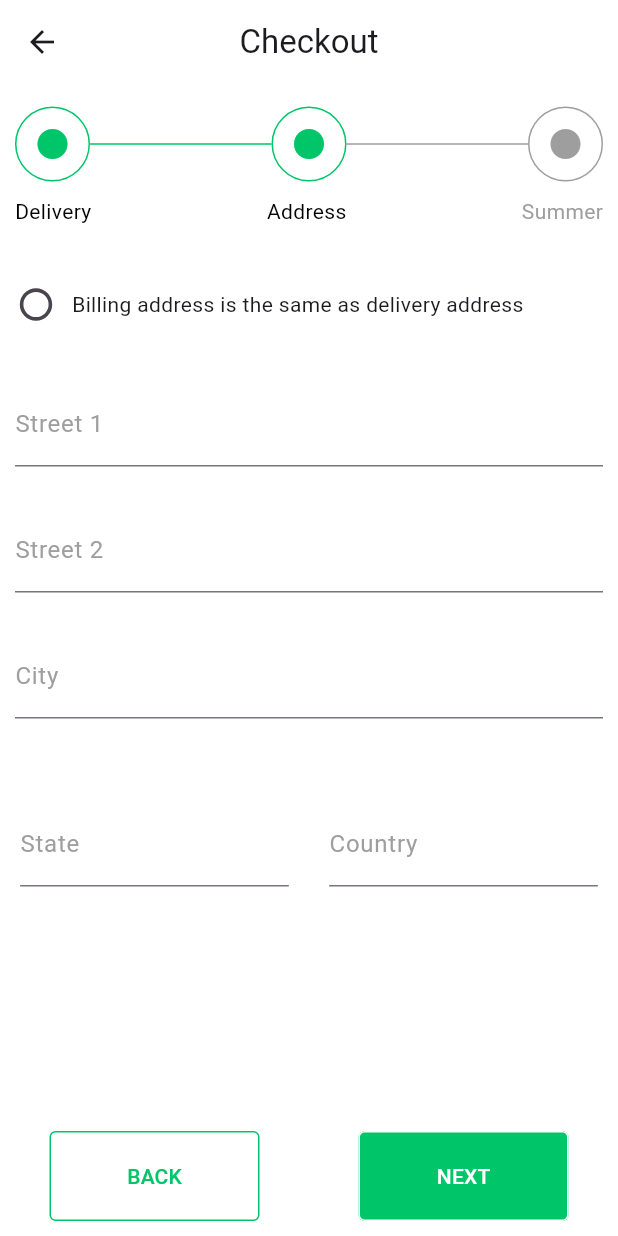
After one commit to LaithHaithamAzzam/Market, a Flutter app: the Checkout screen opened directly, after a tap on "NEXT", on a phone screen of 412 x 824 dp. The commit adds this screen. Run offline on Flutter 3.47's test engine with Material 3 defaults, Android fonts, the light colour scheme and no system bars; our stand-ins replace cloud_firestore, firebase_auth, firebase_core, flutter_svg, get, google_sign_in and 2 more; accounts and stored records are empty; network calls fail.

Commit message:
Checkout commit

```diff
--- a/lib/Package/Binding.dart
+++ b/lib/Package/Binding.dart
@@ -1,5 +1,6 @@
 import 'package:get/get.dart';
 import 'package:market/ViewModel/CardDataBase.dart';
+import 'package:market/ViewModel/Checkout.dart';
 import 'package:market/ViewModel/HomeFromFireStore.dart';
 import 'package:market/ViewModel/HomeScreen_ViewModel.dart';
 import 'package:market/ViewModel/authViewModel.dart';
@@ -11,6 +12,7 @@ class binding extends Bindings{
    Get.lazyPut( () => HomeScreen_ViewModel(),fenix: true);
    Get.lazyPut( () => HomeFromFireStore());
    Get.lazyPut( () => CardDataBase());
+   Get.lazyPut( () => Checkout_Controller(),fenix: true);
   }
 
 }
--- a/lib/Service/FirestoreUser.dart
+++ b/lib/Service/FirestoreUser.dart
@@ -1,13 +1,13 @@
 import 'package:cloud_firestore/cloud_firestore.dart';
 import 'package:market/Model/UserModel.dart';
 
-class Firestoreuser{
+class FirestoreUser {
   final CollectionReference _collectionReference = FirebaseFirestore.instance.collection('Users');
 
-  Future<void> addUserToFireStore(UserModel usermodel)async{
+  Future<void> addUserToFireStore(UserModel userModel) async {
     return await _collectionReference
-        .doc(usermodel.userid)
-        .set(usermodel.toJson());
+        .doc(userModel.userid)
+        .set(userModel.toJson());
   }
 
 
--- a/lib/View/Cart.dart
+++ b/lib/View/Cart.dart
@@ -1,6 +1,7 @@
 import 'package:flutter/material.dart';
 import 'package:flutter_svg/flutter_svg.dart';
 import 'package:get/get.dart';
+import 'package:market/View/Checkout_Pages/Checkout.dart';
 import 'package:market/View/MyWidget/AppButton.dart';
 
 import '../ViewModel/CardDataBase.dart';
@@ -32,7 +33,7 @@ class CartScreen extends StatelessWidget {
                     ],),
                   Appbutton(
                     Ontap: (){
-
+                      Get.to(Checkout());
                     },
                     width: 180,
                     LabelText: "CHECKOUT",
--- /dev/null
+++ b/lib/View/Checkout_Pages/AddressPage.dart
@@ -0,0 +1,100 @@
+import 'package:flutter/material.dart';
+import 'package:get/get.dart';
+import 'package:market/View/MyWidget/AppTextFiled.dart';
+import 'package:market/ViewModel/Checkout.dart';
+
+
+class AddressPage extends StatelessWidget {
+  const AddressPage({super.key});
+
+  @override
+  Widget build(BuildContext context) {
+    TextEditingController c1 = TextEditingController();
+    return SingleChildScrollView(
+      child: Column(
+        children: [
+         Padding(
+           padding: const EdgeInsets.only(top: 28.0 ),
+           child: Row(
+             children: [
+               Transform.scale(
+                 scale: 1.2,
+                 child:  GetBuilder<Checkout_Controller>(
+                   builder: (controller) {
+                     return Checkbox(
+                       activeColor: Get.theme.primaryColor,
+                       focusColor: Colors.green,
+                       shape: RoundedRectangleBorder(
+                           borderRadius: BorderRadius.circular(25),side: BorderSide(color: Get.theme.primaryColor)),
+                       value: controller.cheeckBilling,
+                       onChanged: (bool? value) {
+                         controller.ChangeBilling(value!);
+                       },
+                     );
+                   }
+                 ),
+               ),
+               Text("Billing address is the same as delivery address",style: TextStyle(fontSize: 14),)
+             ],
+           ),
+         ),
+       Padding(
+         padding: const EdgeInsets.only(left: 10.0 , right: 10.0),
+         child: Column(
+           children: [
+             Padding(
+               padding: const EdgeInsets.only(top: 28.0 , bottom: 28.0),
+               child: AppTextFiled(
+                 controller: c1,
+                 LabelText: "Street 1",
+                 Ispassword: false,
+               ),
+             ),
+             AppTextFiled(
+               controller: c1,
+               LabelText: "Street 2",
+               Ispassword: false,
+             ),
+             Padding(
+               padding: const EdgeInsets.only(top: 28.0 , bottom: 28.0),
+               child: AppTextFiled(
+                 controller: c1,
+                 LabelText: "City",
+                 Ispassword: false,
+               ),
+             ),
+
+           ],
+         ),
+       ),
+          Padding(
+            padding: const EdgeInsets.only(top: 28.0),
+            child: Row(
+              mainAxisAlignment: MainAxisAlignment.spaceAround,
+              children: [
+                SizedBox.fromSize(
+                  size: Size(Get.width/2.3, 60),
+                  child: AppTextFiled(
+                    controller: c1,
+                    LabelText: "State",
+                    Ispassword: false,
+                  ),
+                ),
+                SizedBox.fromSize(
+                  size: Size(Get.width/2.3, 60),
+                  child: AppTextFiled(
+                    controller: c1,
+                    LabelText: "Country",
+                    Ispassword: false,
+                  ),
+                ),
+              ],
+            ),
+          )
+
+
+        ],
+      ),
+    );
+  }
+}
--- /dev/null
+++ b/lib/View/Checkout_Pages/Checkout.dart
@@ -0,0 +1,144 @@
+import 'package:flutter/material.dart';
+import 'package:get/get.dart';
+import 'package:market/View/Checkout_Pages/AddressPage.dart';
+import 'package:market/View/Checkout_Pages/DeleveryPage.dart';
+import 'package:market/View/Checkout_Pages/SummerPage.dart';
+import 'package:market/View/MyWidget/AppButton.dart';
+import 'package:market/ViewModel/Checkout.dart';
+
+class Checkout extends StatelessWidget {
+   Checkout({super.key});
+
+  @override
+  PageController pageController = PageController(initialPage: 0);
+  Widget build(BuildContext context) {
+
+    return Scaffold(
+      appBar: AppBar(title: Text("Checkout"), centerTitle: true,),
+      bottomNavigationBar: Container(
+
+        width: Get.width,
+        height: 80,
+        child: Row(
+          crossAxisAlignment: CrossAxisAlignment.center,
+          mainAxisAlignment: MainAxisAlignment.spaceAround,
+          children: [
+            GetBuilder<Checkout_Controller>(
+                builder: (controller) {
+                  return controller.currentPage >= 1 ?
+                  Appbutton(
+                    Ontap: (){
+                      if(controller.currentPage != 0 ){
+                        pageController.animateToPage(controller.currentPage-1, duration: Duration(milliseconds: 250), curve: Curves.linear);
+                        controller.ChangePage(controller.currentPage-1);
+                      }
+                    },
+                    width: 140,
+                    LabelText: "BACK",
+                    bgcolor: Colors.white,
+                    sidecolor:Get.theme.primaryColor,
+                    fontColor:Get.theme.primaryColor ,
+                  ):
+                     Expanded(child: Text(""));
+                }
+            ),
+            GetBuilder<Checkout_Controller>(
+                builder: (controller) {
+                  return Padding(
+                    padding:  EdgeInsets.only(right: controller.currentPage == 0 ? 20.0 : 0.0 ),
+                    child: Appbutton(
+                      Ontap: (){
+                        if(controller.currentPage < 2 ){
+                          pageController.animateToPage(controller.currentPage+1, duration: Duration(milliseconds: 250), curve: Curves.linear);
+                          controller.ChangePage(controller.currentPage+1);
+                        }
+                      },
+                      width: 140,
+                      LabelText: "NEXT",
+                    ),
+                  );
+                }
+            )
+          ],
+        ),
+      ),
+      body: GetBuilder<Checkout_Controller>(
+        builder: (controller) {
+          return Column(
+            children: [
+             Padding(
+               padding: const EdgeInsets.only(left: 10.0 , right: 10.0, top: 15.0),
+               child: Row(
+                 children: [
+                   Container(
+                     alignment: Alignment.center,
+                     width: 50,
+                     height: 50,
+                     decoration: BoxDecoration(
+                       borderRadius: BorderRadius.circular(50),
+                       border: Border.all(color: Get.theme.primaryColor )
+                     ),
+                     child: Icon(Icons.circle , color: Get.theme.primaryColor,),
+                   ),
+                   Expanded(child: Divider(
+                     color:  controller.currentPage > 0 ? Get.theme.primaryColor: Colors.grey ,
+                   )),
+                   Container(
+                     alignment: Alignment.center,
+                     width: 50,
+                     height: 50,
+                     decoration: BoxDecoration(
+                       borderRadius: BorderRadius.circular(50),
+                       border: Border.all(color:  controller.currentPage >= 1 ? Get.theme.primaryColor: Colors.grey )
+                     ),
+                     child: Icon(Icons.circle , color:  controller.currentPage >= 1 ? Get.theme.primaryColor: Colors.grey ,),
+                   ),
+                   Expanded(child: Divider(
+                     color: controller.currentPage >= 2 ? Get.theme.primaryColor: Colors.grey ,
+                   )),
+                   Container(
+                     alignment: Alignment.center,
+                     width: 50,
+                     height: 50,
+                     decoration: BoxDecoration(
+                       borderRadius: BorderRadius.circular(50),
+                       border: Border.all(color: controller.currentPage >= 2 ? Get.theme.primaryColor: Colors.grey )
+                     ),
+                     child: Icon(Icons.circle , color: controller.currentPage >= 2 ? Get.theme.primaryColor: Colors.grey ,),
+                   ),
+                 ],
+               ),
+             ),
+             Padding(
+               padding: const EdgeInsets.only(left: 10.0 , right: 10.0, top: 10.0),
+               child: Row(
+                 mainAxisAlignment: MainAxisAlignment.spaceBetween,
+                 children: [
+                   Text("Delivery",style: TextStyle(color: controller.currentPage >= 0 ? Colors.black: Colors.grey),),
+                   Text("Address",style: TextStyle(color: controller.currentPage >= 1 ? Colors.black: Colors.grey),),
+                   Text("Summer",style: TextStyle(color: controller.currentPage >= 2 ? Colors.black: Colors.grey ),),
+                 ],
+               ),
+             ),
+              Expanded(
+                child: GetBuilder<Checkout_Controller>(
+                  builder: (controller) {
+                    return PageView(
+                      controller: pageController ,
+                      physics: NeverScrollableScrollPhysics(),
+                      children: [
+                        DeleveryPage(),
+                        AddressPage(),
+                        Summerpage(),
+                      ],
+                    );
+                  }
+                ),
+              )
+            ],
+          );
+        }
+      ),
+    );
+  }
+}
--- /dev/null
+++ b/lib/View/Checkout_Pages/DeleveryPage.dart
@@ -0,0 +1,114 @@
+import 'package:flutter/material.dart';
+import 'package:get/get.dart';
+import 'package:market/ViewModel/Checkout.dart';
+
+
+class DeleveryPage extends StatelessWidget {
+  const DeleveryPage({super.key});
+
+  @override
+  Widget build(BuildContext context) {
+    return Column(
+      mainAxisAlignment: MainAxisAlignment.spaceEvenly,
+      children: [
+        Padding(
+          padding: const EdgeInsets.only(top: 25.0,left: 10.0 , right: 10.0),
+          child: Row(
+            mainAxisAlignment: MainAxisAlignment.spaceBetween,
+            crossAxisAlignment: CrossAxisAlignment.center,
+            children: [
+              Column(
+                mainAxisAlignment: MainAxisAlignment.start,
+                crossAxisAlignment: CrossAxisAlignment.start,
+                children: [
+                  Text("Standard Delivery",style: TextStyle(fontWeight: FontWeight.bold,fontSize: 16),),
+                  Container(
+                      width: Get.width - 80,
+                      child: Text("Order will be delivered between 3 - 5 business days")),
+                ],
+              ),
+              GetBuilder<Checkout_Controller>(
+                builder: (controller) {
+                  return Radio(
+                    fillColor:  WidgetStatePropertyAll(Get.theme.primaryColor),
+                    value: 1,
+                    groupValue: controller.deliveryRadioValue,
+                    onChanged: (value) {
+                      controller.ChangeDeliveryRadioValue(int.parse(value.toString()));
+                    },
+
+
+                  );
+                }
+              ),
+            ],
+          ),
+        ),
+        Padding(
+          padding: const EdgeInsets.only(top: 25.0,left: 10.0 , right: 10.0),
+          child: Row(
+            mainAxisAlignment: MainAxisAlignment.spaceBetween,
+            crossAxisAlignment: CrossAxisAlignment.center,
+            children: [
+              Column(
+                mainAxisAlignment: MainAxisAlignment.start,
+                crossAxisAlignment: CrossAxisAlignment.start,
+                children: [
+                  Text("Next Day Delivery",style: TextStyle(fontWeight: FontWeight.bold,fontSize: 16),),
+                  Container(
+                      width: Get.width - 80,
+                      child: Text("Place your order before 6pm and your items will be delivered the next day")),
+                ],
+              ),
+              GetBuilder<Checkout_Controller>(
+                  builder: (controller) {
+                  return Radio(
+                    fillColor:  WidgetStatePropertyAll(Get.theme.primaryColor),
+                    value:2,
+                    groupValue: controller.deliveryRadioValue,
+                    onChanged: (value) {
+                      controller.ChangeDeliveryRadioValue(int.parse(value.toString()));
+                    },
+
+                  );
+                }
+              ),
+            ],
+          ),
+        ),
+        Padding(
+          padding: const EdgeInsets.only(top: 25.0,left: 10.0 , right: 10.0),
+          child: Row(
+            mainAxisAlignment: MainAxisAlignment.spaceBetween,
+            crossAxisAlignment: CrossAxisAlignment.center,
+            children: [
+              Column(
+                mainAxisAlignment: MainAxisAlignment.start,
+                crossAxisAlignment: CrossAxisAlignment.start,
+                children: [
+                  Text("Nominated Delivery",style: TextStyle(fontWeight: FontWeight.bold,fontSize: 16),),
+                  Container(
+                      width: Get.width - 80,
+                      child: Text("Pick a particular date from the calendar and order will be delivered on selected date")),
+                ],
+              ),
+              GetBuilder<Checkout_Controller>(
+                  builder: (controller) {
+                  return Radio(
+                    fillColor:  WidgetStatePropertyAll(Get.theme.primaryColor),
+                    value: 3,
+                    groupValue: controller.deliveryRadioValue,
+                    onChanged: (value) {
+                      controller.ChangeDeliveryRadioValue(int.parse(value.toString()));
+                    },
+
+                  );
+                }
+              ),
+            ],
+          ),
+        ),
+      ],
+    );
+  }
+}
--- /dev/null
+++ b/lib/View/Checkout_Pages/SummerPage.dart
@@ -0,0 +1,108 @@
+import 'package:flutter/material.dart';
+import 'package:get/get.dart';
+import 'package:market/ViewModel/CardDataBase.dart';
+import 'package:market/ViewModel/Checkout.dart';
+
+
+class Summerpage extends StatelessWidget {
+  const Summerpage({super.key});
+
+  @override
+  Widget build(BuildContext context) {
+    return Column(
+crossAxisAlignment: CrossAxisAlignment.start,
+      mainAxisAlignment: MainAxisAlignment.start,
+      children: [
+        GetBuilder<CardDataBase>(
+          builder: (controller) {
+            return Padding(
+              padding: EdgeInsets.only(top: 25.0),
+              child: Container(
+                width: Get.width,
+                height: 230,
+                child: ListView.builder(itemBuilder: (context, index) {
+                  return Container(
+                    padding: EdgeInsets.all(10.0),
+                    child: Column(
+                      mainAxisAlignment: MainAxisAlignment.start,
+                      crossAxisAlignment: CrossAxisAlignment.start,
+                      children: [
+                        Container(
+                          decoration: BoxDecoration(
+                              color: Colors.grey,
+                              borderRadius: BorderRadius.circular(5),
+                              image: DecorationImage(
+                                  image: NetworkImage("${controller.cardprod[index].iMAGE}"),
+                                  fit: BoxFit.cover
+                              )
+                          ),
+
+                          width: 130,
+                          height: 130,
+
+                        ),
+                        Column(
+                          mainAxisAlignment: MainAxisAlignment.start,
+                          crossAxisAlignment: CrossAxisAlignment.start,
+                          children: [
+                            SizedBox(
+                                width: 135,
+                                child: Text("${controller.cardprod[index].nAME}")),
+                            Padding(
+                              padding: const EdgeInsets.only(top: 5.0),
+                              child: Text("\$${controller.cardprod[index].pRICE}",style: TextStyle(color: Get.theme.primaryColor),),
+                            ),
+                          ],
+                        )
+                      ],
+                    ),
+                  );
+                },
+                  itemCount: controller.cardprod.length,
+                  scrollDirection: Axis.horizontal,
+                ),
+              ),
+            );
+          }
+        ),
+        Divider(),
+        Padding(
+          padding: const EdgeInsets.only(left: 12.0,top: 15.0),
+          child: Text("Shipping Address",style: TextStyle(fontSize: 16,fontWeight: FontWeight.bold),),
+        ),
+        Padding(
+          padding: const EdgeInsets.only(top: 28.0 ),
+          child: Row(
+            textDirection: TextDirection.rtl,
+            children: [
+              Transform.scale(
+                scale: 1.2,
+                child:  GetBuilder<Checkout_Controller>(
+                    builder: (controller) {
+                      return Checkbox(
+                        activeColor: Get.theme.primaryColor,
+                        focusColor: Colors.green,
+                        shape: RoundedRectangleBorder(
+                        borderRadius: BorderRadius.circular(25),side: BorderSide(color: Get.theme.primaryColor)),
+                        value: controller.cheeckBilling,
+                        onChanged: (bool? value) {
+                          controller.ChangeBilling(value!);
+                        },
+                      );
+                    }
+                ),
+              ),
+              SizedBox(
+                  width: Get.width - 60,
+                  child: Text("21, Alex Davidson Avenue, Opposite Omegatron, Vicent Smith Quarters, Victoria Island, Lagos, Nigeria",style: TextStyle(fontSize: 14),))
+            ],
+          ),
+        ),
+        Padding(
+          padding: const EdgeInsets.only(left: 12.0),
+          child: Text("Change",style: TextStyle(color: Get.theme.primaryColor),),
+        ),
+      ],
+    );
+  }
+}
--- a/lib/View/MyWidget/AppButton.dart
+++ b/lib/View/MyWidget/AppButton.dart
@@ -2,11 +2,14 @@ import 'package:flutter/material.dart';
 import 'package:get/get.dart';
 
 class Appbutton extends StatelessWidget {
-   Appbutton({super.key,required this.LabelText,required this.width,required this.Ontap});
+   Appbutton({super.key,required this.LabelText,required this.width,required this.Ontap, this.bgcolor, this.sidecolor, this.fontColor});
    String LabelText;
    double width;
    double hight = 60;
    Function Ontap;
+   Color? bgcolor;
+   Color? sidecolor;
+   Color? fontColor;
   @override
   Widget build(BuildContext context) {
     return Padding(
@@ -17,9 +20,9 @@ class Appbutton extends StatelessWidget {
           Ontap();
         },
         child: Text("$LabelText"),style: ButtonStyle(
-        foregroundColor: WidgetStatePropertyAll(Colors.white),
-        shape: WidgetStatePropertyAll(RoundedRectangleBorder(borderRadius: BorderRadius.all(Radius.circular(4)))),
-        backgroundColor: WidgetStatePropertyAll(Get.theme.primaryColor),
+        foregroundColor: WidgetStatePropertyAll(fontColor ?? Colors.white),
+        shape: WidgetStatePropertyAll(RoundedRectangleBorder(borderRadius: BorderRadius.all(Radius.circular(4)),side: BorderSide(color: sidecolor ?? Colors.white))),
+        backgroundColor: WidgetStatePropertyAll(bgcolor != null? bgcolor : Get.theme.primaryColor),
         minimumSize: WidgetStatePropertyAll(Size(width,hight)),
         maximumSize: WidgetStatePropertyAll(Size(width,hight)) ,
       ),),
--- /dev/null
+++ b/lib/ViewModel/Checkout.dart
@@ -0,0 +1,26 @@
+import 'package:get/get.dart';
+
+class Checkout_Controller extends GetxController{
+
+  int currentPage = 0 ;
+  int deliveryRadioValue = 0;
+  bool cheeckBilling = false;
+
+  ChangeDeliveryRadioValue(int value){
+    deliveryRadioValue = value;
+    print(value);
+    update();
+  }
+
+  ChangePage(int page){
+    currentPage = page;
+    update();
+  }
+
+
+  ChangeBilling(bool value){
+    cheeckBilling = value;
+    update();
+  }
+
+}
--- a/lib/ViewModel/authViewModel.dart
+++ b/lib/ViewModel/authViewModel.dart
@@ -21,6 +21,9 @@ class AuthViewModel extends GetxController{
   @override
   void onInit() async {
     prefs = await SharedPreferences.getInstance();
+    if(_auth.currentUser != null){
+
+    }
     super.onInit();
   }
 
@@ -87,10 +90,10 @@ class AuthViewModel extends GetxController{
      UserModel usermodel = UserModel(
        userid: user.user!.uid,
        email: user.user!.email,
-       name: user.user!.displayName,
+       name: NameController.text,
        picid: user.user!.photoURL,
      );
-     await Firestoreuser().addUserToFireStore(usermodel);
+     await FirestoreUser().addUserToFireStore(usermodel);
      SaveUser(email:user.user!.email ,name: user.user!.displayName ,photo:user.user!.photoURL);
    }
 
@@ -116,4 +119,6 @@ class AuthViewModel extends GetxController{
     Get.offAll(Mainhomescreen());
   }
 
+
+
 }
```
